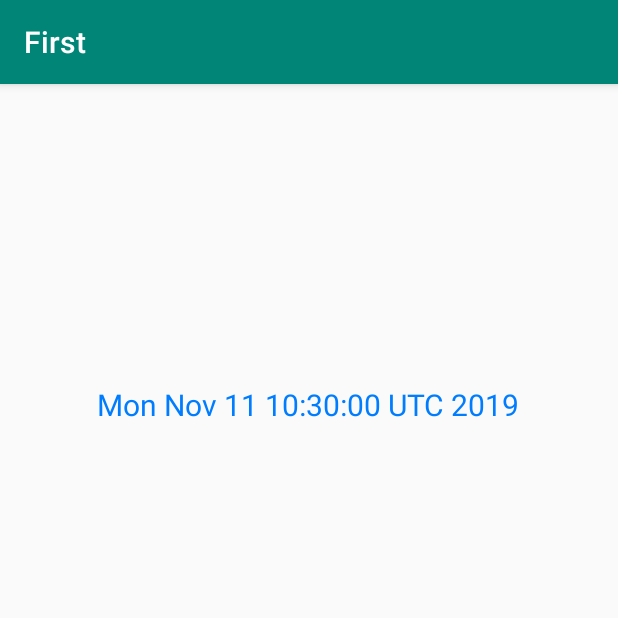
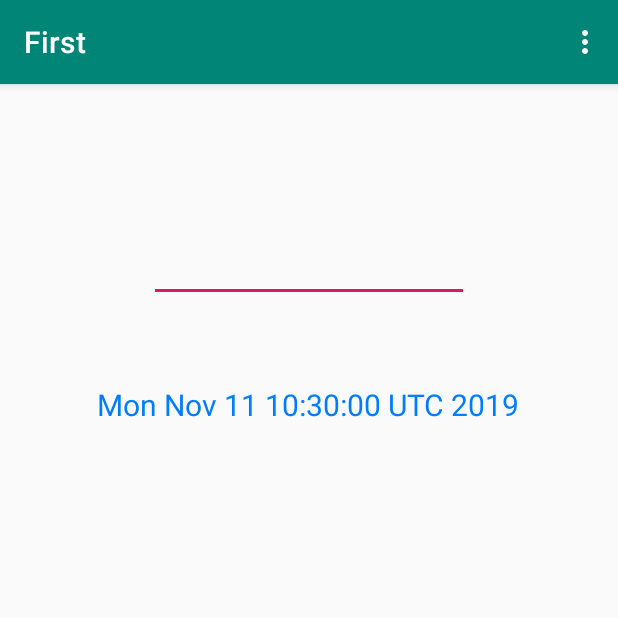
Before and after one commit to alisahraei/android-practice, an Android app: the screen it shows after launch (MainActivity), on a phone screen of 412 x 824 dp, the top half of it. Run offline under Robolectric (Android 15) with nearby library versions, the phone set to English and light mode, and no system bars.

Commit message:
menu and test-006

```diff
--- a/First/app/src/main/java/com/ermile/first/MainActivity.java
+++ b/First/app/src/main/java/com/ermile/first/MainActivity.java
@@ -1,10 +1,14 @@
 package com.ermile.first;
 
+import androidx.annotation.NonNull;
 import androidx.appcompat.app.AppCompatActivity;
 
 import android.content.Intent;
 import android.graphics.Color;
 import android.os.Bundle;
+import android.view.Menu;
+import android.view.MenuItem;
+import android.view.SubMenu;
 import android.view.View;
 import android.widget.Button;
 import android.widget.TextView;
@@ -29,6 +33,7 @@ public class MainActivity extends AppCompatActivity implements View.OnClickListe
         button.setOnClickListener(new View.OnClickListener() {
             @Override
             public void onClick(View v) {
+
                 randomTextColor();
             }
         });
@@ -109,4 +114,21 @@ public class MainActivity extends AppCompatActivity implements View.OnClickListe
 
         randomTextColor();
     }
+
+    @Override
+    public boolean onCreateOptionsMenu(Menu menu) {
+//        getMenuInflater().inflate(R.menu.menu_main, menu);
+        menu.add("myitem1");
+        menu.add("myitem2");
+        SubMenu submenu = menu.addSubMenu("myitem3");
+        submenu.add("mysubmenu1");
+        submenu.add("mysubmenu2");
+        return super.onCreateOptionsMenu(menu);
+    }
+
+    @Override
+    public boolean onOptionsItemSelected(@NonNull MenuItem item) {
+        Toast.makeText(this, item.getTitle(), Toast.LENGTH_SHORT).show();
+        return super.onOptionsItemSelected(item);
+    }
 }
--- /dev/null
+++ b/First/app/src/main/res/drawable/ic_search_black_24dp.xml
@@ -0,0 +1,9 @@
+<vector xmlns:android="http://schemas.android.com/apk/res/android"
+        android:width="24dp"
+        android:height="24dp"
+        android:viewportWidth="24.0"
+        android:viewportHeight="24.0">
+    <path
+        android:fillColor="#FF000000"
+        android:pathData="M15.5,14h-0.79l-0.28,-0.27C15.41,12.59 16,11.11 16,9.5 16,5.91 13.09,3 9.5,3S3,5.91 3,9.5 5.91,16 9.5,16c1.61,0 3.09,-0.59 4.23,-1.57l0.27,0.28v0.79l5,4.99L20.49,19l-4.99,-5zM9.5,14C7.01,14 5,11.99 5,9.5S7.01,5 9.5,5 14,7.01 14,9.5 11.99,14 9.5,14z"/>
+</vector>
--- a/First/app/src/main/res/layout/activity_main.xml
+++ b/First/app/src/main/res/layout/activity_main.xml
@@ -5,7 +5,15 @@
     android:layout_width="match_parent"
     android:layout_height="match_parent"
     tools:context=".MainActivity">
-
+    <EditText
+        android:layout_width="wrap_content"
+        android:layout_height="wrap_content"
+        android:inputType="textMultiLine"
+        android:layout_marginTop="100dp"
+        android:layout_alignParentTop="true"
+        android:layout_centerHorizontal="true"
+        android:ems="10"
+        android:maxLines="4"/>
     <TextView
         android:id="@+id/date"
         android:layout_width="wrap_content"
--- /dev/null
+++ b/First/app/src/main/res/menu/menu_main.xml
@@ -0,0 +1,15 @@
+<?xml version="1.0" encoding="utf-8"?>
+<menu xmlns:app="http://schemas.android.com/apk/res-auto"
+    xmlns:android="http://schemas.android.com/apk/res/android">
+
+    <item android:title="Item1"
+          app:showAsAction="always"/>
+    <item android:title="Item2" />
+    <item android:title="Item3" >
+        <menu >
+            <item android:title="SubItem1" />
+            <item android:title="SubItem2" />
+
+        </menu>
+    </item>
+</menu>
```
